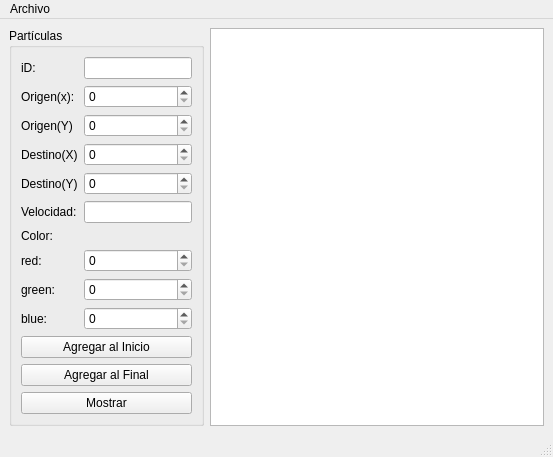
The window that mainwindow.ui (jesusEsSalas/PySide2_particulas) describes before a commit, drawn with Qt 5.
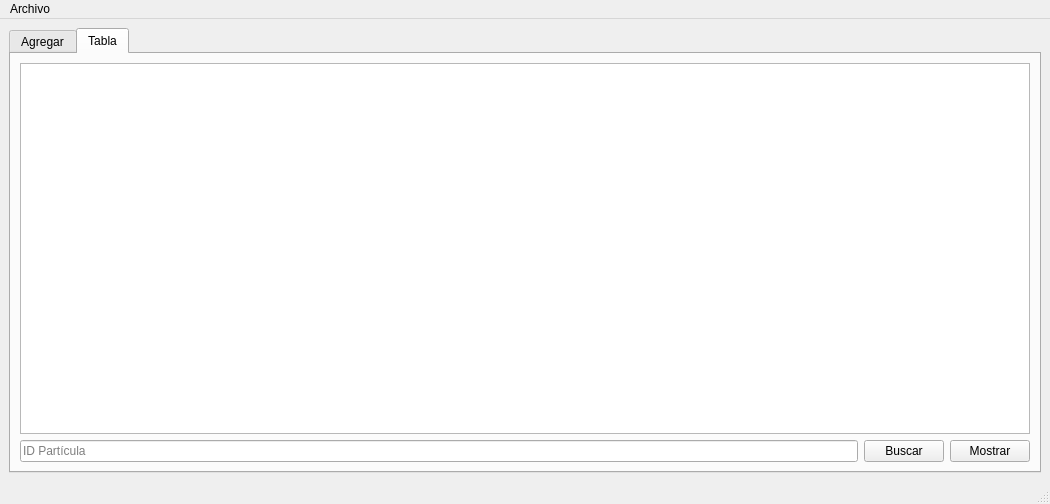
The same window after the commit. The open tabs and pages were chosen to show the change.

Commit message: Mueestra en tabla y hace la busqueda

Diff of the .ui file:
```diff
--- a/mainwindow.ui
+++ b/mainwindow.ui
@@ -6,14 +6,24 @@
    <rect>
     <x>0</x>
     <y>0</y>
-    <width>553</width>
-    <height>427</height>
+    <width>1050</width>
+    <height>471</height>
    </rect>
   </property>
   <property name="windowTitle">
    <string>Algoritmia</string>
   </property>
   <widget class="QWidget" name="centralwidget">
+   <layout class="QGridLayout" name="gridLayout_3">
+    <item row="0" column="0">
+     <widget class="QTabWidget" name="tabWidget">
+      <property name="currentIndex">
+       <number>0</number>
+      </property>
+      <widget class="QWidget" name="tab_agregar">
+       <attribute name="title">
+        <string>Agregar</string>
+       </attribute>
    <layout class="QFormLayout" name="formLayout">
     <item row="0" column="0">
      <widget class="QGroupBox" name="groupBox_Particulas">
@@ -61,6 +71,11 @@
        </item>
        <item row="10" column="0" colspan="2">
         <widget class="QPushButton" name="pushButton_AgregarInicio">
+             <property name="font">
+              <font>
+               <pointsize>8</pointsize>
+              </font>
+             </property>
          <property name="text">
           <string>Agregar al Inicio</string>
          </property>
@@ -178,13 +193,54 @@
     </item>
    </layout>
   </widget>
+      <widget class="QWidget" name="tab_tabla">
+       <attribute name="title">
+        <string>Tabla</string>
+       </attribute>
+       <layout class="QGridLayout" name="gridLayout_2">
+        <item row="0" column="0" colspan="3">
+         <widget class="QTableWidget" name="table"/>
+        </item>
+        <item row="1" column="0">
+         <widget class="QLineEdit" name="lineEdit_IDParticula">
+          <property name="enabled">
+           <bool>true</bool>
+          </property>
+          <property name="readOnly">
+           <bool>false</bool>
+          </property>
+          <property name="placeholderText">
+           <string>ID Partícula</string>
+          </property>
+         </widget>
+        </item>
+        <item row="1" column="1">
+         <widget class="QPushButton" name="pushButton_Buscar">
+          <property name="text">
+           <string>Buscar</string>
+          </property>
+         </widget>
+        </item>
+        <item row="1" column="2">
+         <widget class="QPushButton" name="pushButton_mostrarTabla">
+          <property name="text">
+           <string>Mostrar</string>
+          </property>
+         </widget>
+        </item>
+       </layout>
+      </widget>
+     </widget>
+    </item>
+   </layout>
+  </widget>
   <widget class="QStatusBar" name="statusbar"/>
   <widget class="QMenuBar" name="menuBar">
    <property name="geometry">
     <rect>
      <x>0</x>
      <y>0</y>
-     <width>553</width>
+     <width>1050</width>
      <height>21</height>
     </rect>
    </property>
```
Lines whose indentation alone changed are shown as unchanged. The commit also changes 4 other files.
